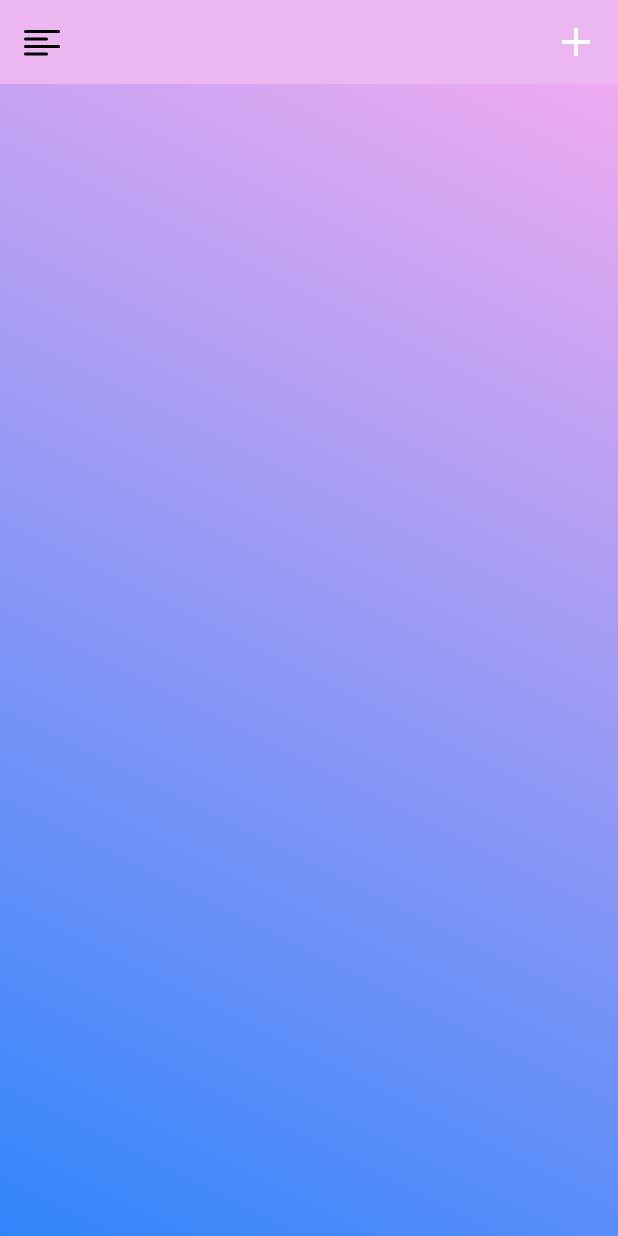
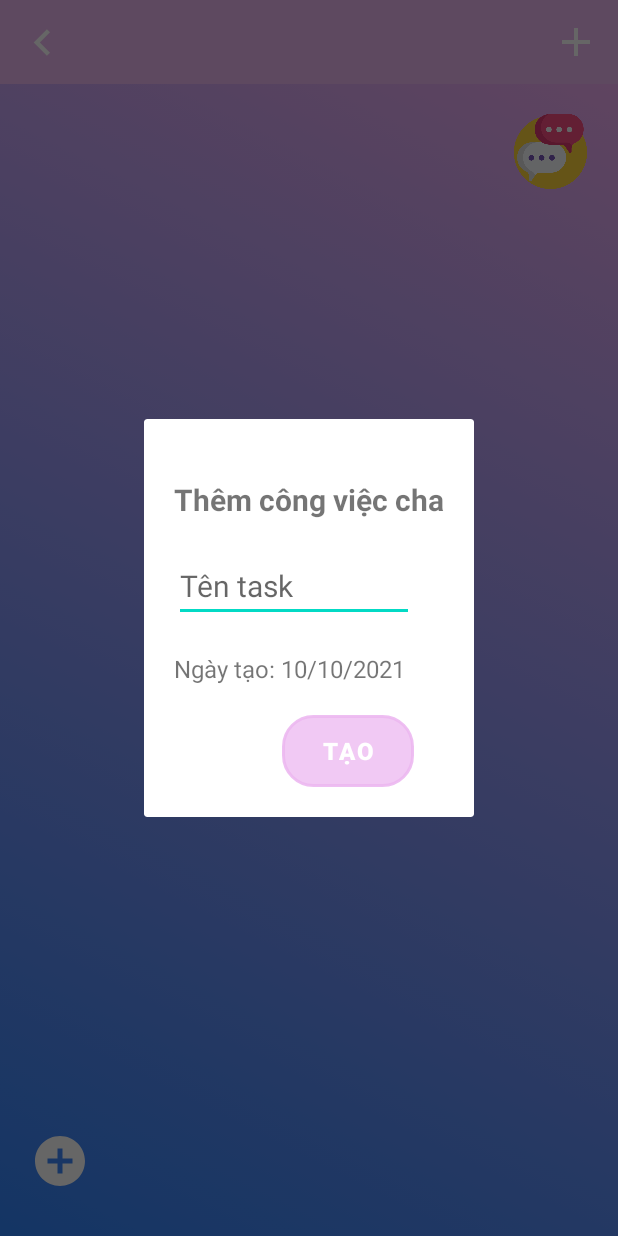
Before and after one commit to tayduasieucuong/DoAn_AndroidStudio, an Android app: the HomePageGroup screen opened directly, with no data from a screen before it, after a tap on "Add Job", on a phone screen of 412 x 824 dp. Run offline under Robolectric (Android 15) with nearby library versions, the phone set to English and light mode, and no system bars; our stand-ins replace Firebase (no records; nobody signed in at launch, a user with empty details on screens opened directly).

Commit message:
Hoàn thành 80

```diff
--- a/app/src/main/res/layout/activity_home_page_group.xml
+++ b/app/src/main/res/layout/activity_home_page_group.xml
@@ -18,15 +18,25 @@
         app:layout_constraintTop_toTopOf="parent"
         app:layout_constraintBottom_toTopOf="@id/bottom"
         tools:ignore="MissingConstraints">
+        <ImageView
+            android:layout_width="50dp"
+            android:layout_height="50dp"
+            android:src="@drawable/chat_group"
+            android:id="@+id/btn_chat"
+            app:layout_constraintTop_toTopOf="parent"
+            android:layout_marginTop="20dp"
+            app:layout_constraintEnd_toEndOf="parent"
+            android:layout_marginEnd="20dp"
+            />
         <LinearLayout
             android:id="@+id/linearLayout"
+            app:layout_constraintTop_toBottomOf="@id/btn_chat"
             android:layout_width="match_parent"
             android:layout_height="wrap_content">
             <androidx.recyclerview.widget.RecyclerView
                 android:layout_width="match_parent"
                 android:layout_height="wrap_content"
                 android:id="@+id/recycler_view"
-                app:layout_constraintTop_toTopOf="parent"
                 android:layout_marginTop="10dp"
                 />
         </LinearLayout>
@@ -35,12 +45,22 @@
             android:layout_width="match_parent"
             android:layout_height="0dp"
             app:layout_constraintTop_toBottomOf="@id/linearLayout"
-            app:layout_constraintBottom_toBottomOf="parent"
+            app:layout_constraintBottom_toTopOf="@id/btn_add_group_child"
             app:layout_constraintStart_toStartOf="parent"
             app:layout_constraintEnd_toEndOf="parent"
             android:layout_marginEnd="20dp"
             android:layout_marginStart="20dp"
             android:layout_marginTop="10dp"
+            />
+        <ImageView
+            android:id="@+id/btn_add_group_child"
+            android:layout_width="40dp"
+            android:layout_height="40dp"
+            android:src="@drawable/ic_baseline_add_circle_24"
+            app:layout_constraintBottom_toBottomOf="parent"
+            android:layout_marginBottom="30dp"
+            android:layout_marginStart="20dp"
+            app:layout_constraintStart_toStartOf="parent"
             />
     </androidx.constraintlayout.widget.ConstraintLayout>
     <androidx.constraintlayout.widget.ConstraintLayout
@@ -50,17 +70,5 @@
         app:layout_constraintBottom_toBottomOf="parent"
         tools:ignore="MissingConstraints">
     </androidx.constraintlayout.widget.ConstraintLayout>
-        <com.google.android.material.navigation.NavigationView
-            android:background="#E4151515"
-            android:layout_width="wrap_content"
-            android:layout_height="match_parent"
-            android:layout_gravity="start"
-            android:fitsSystemWindows="true"
-            android:id="@+id/navigationView"
-            app:itemTextColor="@color/white"
-            app:itemIconTint="@color/white"
-            app:menu="@menu/menu_left"
-            app:headerLayout="@layout/header_drawer"
-            ></com.google.android.material.navigation.NavigationView>
     </androidx.drawerlayout.widget.DrawerLayout>
 </androidx.constraintlayout.widget.ConstraintLayout>
--- /dev/null
+++ b/app/src/main/res/layout/dialog_add_parent_task.xml
@@ -0,0 +1,55 @@
+<?xml version="1.0" encoding="utf-8"?>
+<androidx.constraintlayout.widget.ConstraintLayout xmlns:android="http://schemas.android.com/apk/res/android"
+    xmlns:tools="http://schemas.android.com/tools"
+    android:layout_width="match_parent"
+    android:layout_height="wrap_content"
+    android:padding="20dp"
+    android:background="@drawable/border_radius_whitebg"
+    xmlns:app="http://schemas.android.com/apk/res-auto">
+    <TextView
+        android:id="@+id/header"
+        android:layout_width="wrap_content"
+        android:layout_height="wrap_content"
+        android:textSize="20dp"
+        android:textStyle="bold"
+        android:text="Thêm công việc cha"
+        android:background="#B5FFFFFF"
+        android:layout_marginTop="20dp"
+        app:layout_constraintTop_toTopOf="parent"
+        />
+    <EditText
+        android:id="@+id/et_name"
+        android:layout_width="0dp"
+        android:layout_height="wrap_content"
+        app:layout_constraintEnd_toEndOf="parent"
+        app:layout_constraintStart_toStartOf="parent"
+
+        android:layout_marginEnd="20dp"
+        android:hint="Tên task"
+        android:layout_marginTop="20dp"
+        android:textSize="20dp"
+        app:layout_constraintTop_toBottomOf="@id/header"
+        tools:ignore="MissingConstraints" />
+    <TextView
+        android:layout_width="0dp"
+        android:layout_height="wrap_content"
+        android:textSize="16dp"
+        android:id="@+id/time"
+        android:layout_marginTop="20dp"
+        app:layout_constraintStart_toStartOf="@+id/et_name"
+        app:layout_constraintTop_toBottomOf="@id/et_name"
+        android:text="Ngày tạo: 10/10/2021"
+        tools:ignore="MissingConstraints" />
+    <Button
+        android:id="@+id/btn_create"
+        android:background="@drawable/border_radius_large"
+        android:layout_width="wrap_content"
+        android:layout_height="wrap_content"
+        android:text="Tạo"
+        android:textStyle="bold"
+        android:textSize="16dp"
+        app:layout_constraintTop_toBottomOf="@id/time"
+        android:layout_marginTop="20dp"
+        app:layout_constraintEnd_toEndOf="@id/et_name"
+        tools:ignore="MissingConstraints" />
+</androidx.constraintlayout.widget.ConstraintLayout>
```
Also changed, not shown: app/src/main/java/org/meicode/doan_android/HomePageGroup.java (+124 -46 lines), app/src/main/res/layout/dialog_add_child.xml (added, +65 -0 lines), app/src/main/res/drawable/chat_group.png (added).
